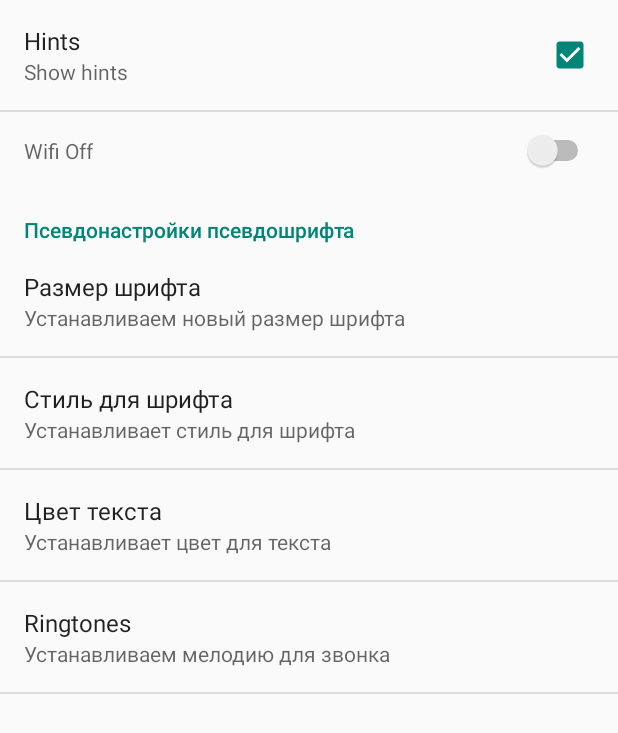
After one commit to labaks/testProject, an Android app: the Prefs screen opened directly, with no data from a screen before it, on a phone screen of 412 x 824 dp. The commit adds this screen. Shown: the top 733 px of the screen. Run offline under Robolectric (Android 15) with nearby library versions, the light colour scheme and no system bars.

Commit message:
init preferencesSettings project

```diff
--- a/app/build.gradle
+++ b/app/build.gradle
@@ -5,7 +5,7 @@ android {
     buildToolsVersion "23.0.2"
 
     defaultConfig {
-        applicationId "labaks.testproject"
+        applicationId "labaks.preferencessettings"
         minSdkVersion 9
         targetSdkVersion 23
         versionCode 1
--- /dev/null
+++ b/app/src/main/java/labaks/preferencessettings/Prefs.java
@@ -0,0 +1,13 @@
+package labaks.preferencessettings;
+
+import android.os.Bundle;
+import android.preference.PreferenceActivity;
+
+public class Prefs extends PreferenceActivity {
+
+    @Override
+    protected void onCreate(Bundle savedInstanceState) {
+        super.onCreate(savedInstanceState);
+        addPreferencesFromResource(R.xml.settings);
+    }
+}
--- a/app/src/main/res/layout/activity_main.xml
+++ b/app/src/main/res/layout/activity_main.xml
@@ -1,4 +1,3 @@
-<?xml version="1.0" encoding="utf-8"?>
 <RelativeLayout xmlns:android="http://schemas.android.com/apk/res/android"
     xmlns:tools="http://schemas.android.com/tools"
     android:layout_width="match_parent"
@@ -7,10 +6,11 @@
     android:paddingLeft="@dimen/activity_horizontal_margin"
     android:paddingRight="@dimen/activity_horizontal_margin"
     android:paddingTop="@dimen/activity_vertical_margin"
-    tools:context="labaks.testproject.MainActivity">
+    tools:context=".MainActivity">
 
     <TextView
         android:layout_width="wrap_content"
         android:layout_height="wrap_content"
-        android:text="Hello World!" />
+        android:text="@string/main_titlte" />
+
 </RelativeLayout>
--- a/app/src/main/res/menu/menu_main.xml
+++ b/app/src/main/res/menu/menu_main.xml
@@ -1,7 +1,7 @@
 <menu xmlns:android="http://schemas.android.com/apk/res/android"
     xmlns:app="http://schemas.android.com/apk/res-auto"
     xmlns:tools="http://schemas.android.com/tools"
-    tools:context="labaks.testproject.MainActivity">
+    tools:context=".MainActivity">
     <item
         android:id="@+id/action_settings"
         android:orderInCategory="100"
--- a/app/src/main/res/values-v21/styles.xml
+++ /dev/null
@@ -1,9 +0,0 @@
-<resources>>
-
-    <style name="AppTheme.NoActionBar">
-        <item name="windowActionBar">false</item>
-        <item name="windowNoTitle">true</item>
-        <item name="android:windowDrawsSystemBarBackgrounds">true</item>
-        <item name="android:statusBarColor">@android:color/transparent</item>
-    </style>
-</resources>
--- /dev/null
+++ b/app/src/main/res/values/arrays.xml
@@ -0,0 +1,9 @@
+<?xml version="1.0" encoding="utf-8"?>
+<resources>
+    <string-array name="text_style">
+        <item>Обычный</item>
+        <item>Курсив</item>
+        <item>Полужирный</item>
+        <item>Полужирный+курсив</item>
+    </string-array>
+</resources>
--- a/app/src/main/res/values/colors.xml
+++ /dev/null
@@ -1,6 +0,0 @@
-<?xml version="1.0" encoding="utf-8"?>
-<resources>
-    <color name="colorPrimary">#3F51B5</color>
-    <color name="colorPrimaryDark">#303F9F</color>
-    <color name="colorAccent">#FF4081</color>
-</resources>
--- a/app/src/main/res/values/dimens.xml
+++ b/app/src/main/res/values/dimens.xml
@@ -2,5 +2,4 @@
     <!-- Default screen margins, per the Android Design guidelines. -->
     <dimen name="activity_horizontal_margin">16dp</dimen>
     <dimen name="activity_vertical_margin">16dp</dimen>
-    <dimen name="fab_margin">16dp</dimen>
 </resources>
--- a/app/src/main/res/values/strings.xml
+++ b/app/src/main/res/values/strings.xml
@@ -1,4 +1,42 @@
 <resources>
-    <string name="app_name">testProject</string>
+    <string name="app_name">preferencesSettings</string>
+
     <string name="action_settings">Settings</string>
+    <string name="wifi_title">WI-FI</string>
+    <string name="wifi_summary">on/of Wi-Fi</string>
+    <string name="hints_title">Hints</string>
+    <string name="hints_summary">Show hints</string>
+    <string name="settings_title">Settings</string>
+    <string name="main_titlte">Работа с Preferences Framework. Клик по настройкам!</string>
+    <string name="pref_size">pref_size</string>
+    <string name="font_size">Размер шрифта</string>
+    <string name="font_size_summary">Устанавливаем новый размер шрифта</string>
+    <string name="font_size_dialog_title">Введите новый размер шрифта (от 10 до 32)</string>
+    <string name="pref_style">pref_style</string>
+    <string name="font_style_title">Стиль для шрифта</string>
+    <string name="font_style_summary">Устанавливает стиль для шрифта</string>
+    <string name="font_style_dialog_title">Выберите стиль для шрифта</string>
+    <string name="wifi_off">Wifi Off</string>
+    <string name="wifi_on">WIFI On</string>
+    <string name="off">Off</string>
+    <string name="on">On</string>
+    <string name="settings_ringtone">settings_ringtone</string>
+    <string name="ringtones">Ringtones</string>
+    <string name="ringtones_summary">Устанавливаем мелодию для звонка</string>
+    <string name="font_settings">Псевдонастройки псевдошрифта</string>
+    <string name="pref_color">pref_color</string>
+    <string name="font_color_title">Цвет текста</string>
+    <string name="font_color_summary">Устанавливает цвет для текста</string>
+    <string name="pref_color_black">pref_color_black</string>
+    <string name="pref_color_blue">pref_color_blue</string>
+    <string name="pref_color_red">pref_color_red</string>
+    <string name="pref_color_green">pref_color_green</string>
+    <string name="font_black">Черный</string>
+    <string name="font_black_summary">Устанавливает черный цвет текста</string>
+    <string name="font_blue">Синий</string>
+    <string name="font_blue_summary">Устанавливает синий цвет текста</string>
+    <string name="font_green">Зеленый</string>
+    <string name="font_green_summary">Устанавливает зеленый цвет текста</string>
+    <string name="font_red">Красный</string>
+    <string name="font_red_summary">Устанавливает красный цвет текста</string>
 </resources>
--- a/app/src/main/res/values/styles.xml
+++ b/app/src/main/res/values/styles.xml
@@ -3,18 +3,6 @@
     <!-- Base application theme. -->
     <style name="AppTheme" parent="Theme.AppCompat.Light.DarkActionBar">
         <!-- Customize your theme here. -->
-        <item name="colorPrimary">@color/colorPrimary</item>
-        <item name="colorPrimaryDark">@color/colorPrimaryDark</item>
-        <item name="colorAccent">@color/colorAccent</item>
     </style>
 
-    <style name="AppTheme.NoActionBar">
-        <item name="windowActionBar">false</item>
-        <item name="windowNoTitle">true</item>
-    </style>
-
-    <style name="AppTheme.AppBarOverlay" parent="ThemeOverlay.AppCompat.Dark.ActionBar" />
-
-    <style name="AppTheme.PopupOverlay" parent="ThemeOverlay.AppCompat.Light" />
-
 </resources>
--- /dev/null
+++ b/app/src/main/res/xml/settings.xml
@@ -0,0 +1,64 @@
+<?xml version="1.0" encoding="utf-8"?>
+<PreferenceScreen xmlns:android="http://schemas.android.com/apk/res/android">
+    <CheckBoxPreference
+        android:defaultValue="true"
+        android:key="hints"
+        android:summary="@string/hints_summary"
+        android:title="@string/hints_title" />
+    <SwitchPreference
+        android:dependency="hints"
+        android:key="wifi"
+        android:summaryOff="@string/wifi_off"
+        android:summaryOn="@string/wifi_on"
+        android:switchTextOff="@string/off"
+        android:switchTextOn="@string/on" />
+    <PreferenceCategory android:title="@string/font_settings">
+        <EditTextPreference
+            android:defaultValue="14"
+            android:dialogTitle="@string/font_size_dialog_title"
+            android:key="@string/pref_size"
+            android:summary="@string/font_size_summary"
+            android:title="@string/font_size" />
+        <ListPreference
+            android:defaultValue="1"
+            android:dialogTitle="@string/font_style_dialog_title"
+            android:entries="@array/text_style"
+            android:entryValues="@array/text_style"
+            android:key="@string/pref_style"
+            android:summary="@string/font_style_summary"
+            android:title="@string/font_style_title" />
+        <PreferenceScreen
+            android:key="@string/pref_color"
+            android:summary="@string/font_color_summary"
+            android:title="@string/font_color_title">
+
+            <CheckBoxPreference
+                android:defaultValue="true"
+                android:key="@string/pref_color_black"
+                android:summary="@string/font_black_summary"
+                android:title="@string/font_black" />
+            <CheckBoxPreference
+                android:key="@string/pref_color_blue"
+                android:summary="@string/font_blue_summary"
+                android:title="@string/font_blue" />
+
+            <CheckBoxPreference
+                android:key="@string/pref_color_red"
+                android:summary="@string/font_red_summary"
+                android:title="@string/font_red" />
+
+            <CheckBoxPreference
+                android:key="@string/pref_color_green"
+                android:summary="@string/font_green_summary"
+                android:title="@string/font_green" />
+
+
+        </PreferenceScreen>
+    </PreferenceCategory>
+    <RingtonePreference
+        android:key="@string/settings_ringtone"
+        android:showDefault="true"
+        android:showSilent="true"
+        android:summary="@string/ringtones_summary"
+        android:title="@string/ringtones" />
+</PreferenceScreen>
```
Also changed, not shown: app/src/main/AndroidManifest.xml (+5 -4 lines), app/src/main/java/labaks/preferencessettings/MainActivity.java (renamed from app/src/main/java/labaks/testproject/MainActivity.java, +10 -7 lines), app/src/main/res/mipmap-hdpi/ic_launcher.png, app/src/main/res/mipmap-mdpi/ic_launcher.png, app/src/main/res/mipmap-xhdpi/ic_launcher.png, app/src/main/res/mipmap-xxhdpi/ic_launcher.png, app/src/main/res/mipmap-xxxhdpi/ic_launcher.png, 3 other files.
